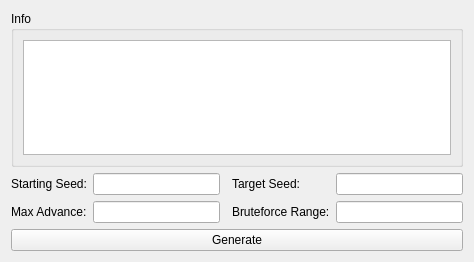
Old version of the form Source/Forms/Gen3/Tools/JirachiAdvancer.ui in the repository Admiral-Fish/PokeFinder.
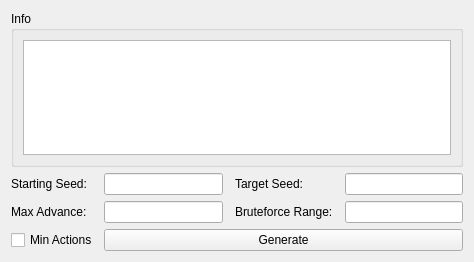
New version of the form. Custom widgets are drawn as their Qt base class.

Commit message: Add "Min Advances" check to Jirachi Advancer

The edit to the form file:
```diff
--- a/Source/Forms/Gen3/Tools/JirachiAdvancer.ui
+++ b/Source/Forms/Gen3/Tools/JirachiAdvancer.ui
@@ -20,48 +20,48 @@
    <string>Channel Jirachi Advancer</string>
   </property>
   <layout class="QGridLayout" name="gridLayout">
-   <item row="2" column="1">
-    <widget class="TextBox" name="maxFrame"/>
-   </item>
-   <item row="1" column="0">
+   <item row="2" column="0">
     <widget class="QLabel" name="label">
      <property name="text">
       <string>Starting Seed:</string>
      </property>
     </widget>
    </item>
-   <item row="1" column="1">
+   <item row="2" column="1">
     <widget class="TextBox" name="currentSeed"/>
    </item>
-   <item row="2" column="0">
+   <item row="3" column="3">
+    <widget class="QLabel" name="bruteforceLabel">
+     <property name="enabled">
+      <bool>true</bool>
+     </property>
+     <property name="text">
+      <string>Bruteforce Range:</string>
+     </property>
+    </widget>
+   </item>
+   <item row="3" column="5">
+    <widget class="TextBox" name="bruteforceRange"/>
+   </item>
+   <item row="3" column="0">
     <widget class="QLabel" name="label_3">
      <property name="text">
       <string>Max Advance:</string>
      </property>
     </widget>
    </item>
-   <item row="2" column="3">
-    <widget class="QLabel" name="label_4">
-     <property name="text">
-      <string>Bruteforce Range:</string>
-     </property>
-    </widget>
-   </item>
-   <item row="1" column="4">
+   <item row="2" column="5">
     <widget class="TextBox" name="targetSeed"/>
    </item>
-   <item row="2" column="4">
-    <widget class="TextBox" name="bruteforceRange"/>
-   </item>
-   <item row="1" column="3">
+   <item row="2" column="3">
     <widget class="QLabel" name="label_2">
      <property name="text">
       <string>Target Seed:</string>
      </property>
     </widget>
    </item>
-   <item row="0" column="0" colspan="5">
-    <widget class="QGroupBox" name="groupBox">
+   <item row="0" column="0" colspan="6">
+    <widget class="QGroupBox" name="groupBoxInfo">
      <property name="title">
       <string>Info</string>
      </property>
@@ -72,7 +72,32 @@
      </layout>
     </widget>
    </item>
-   <item row="3" column="0" colspan="5">
+   <item row="3" column="1">
+    <widget class="TextBox" name="maxFrame"/>
+   </item>
+   <item row="5" column="0">
+    <widget class="QCheckBox" name="checkBoxMin">
+     <property name="sizePolicy">
+      <sizepolicy hsizetype="Minimum" vsizetype="Fixed">
+       <horstretch>0</horstretch>
+       <verstretch>0</verstretch>
+      </sizepolicy>
+     </property>
+     <property name="maximumSize">
+      <size>
+       <width>16777215</width>
+       <height>16777215</height>
+      </size>
+     </property>
+     <property name="layoutDirection">
+      <enum>Qt::LeftToRight</enum>
+     </property>
+     <property name="text">
+      <string>Min Actions</string>
+     </property>
+    </widget>
+   </item>
+   <item row="5" column="1" colspan="5">
     <widget class="QPushButton" name="pushButtonGenerate">
      <property name="text">
       <string>Generate</string>
```
The commit also changes 2 other files.
